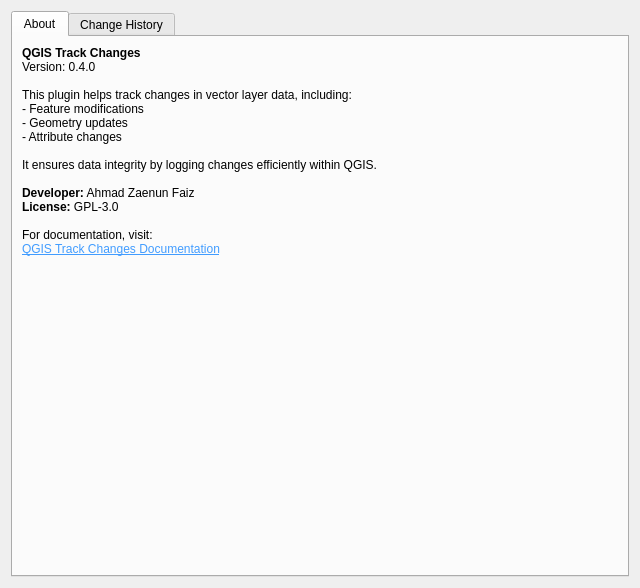
ahmadzfaiz/qgis-track-changes, file track_changes/ui/about_dialog.ui: the form before one commit.
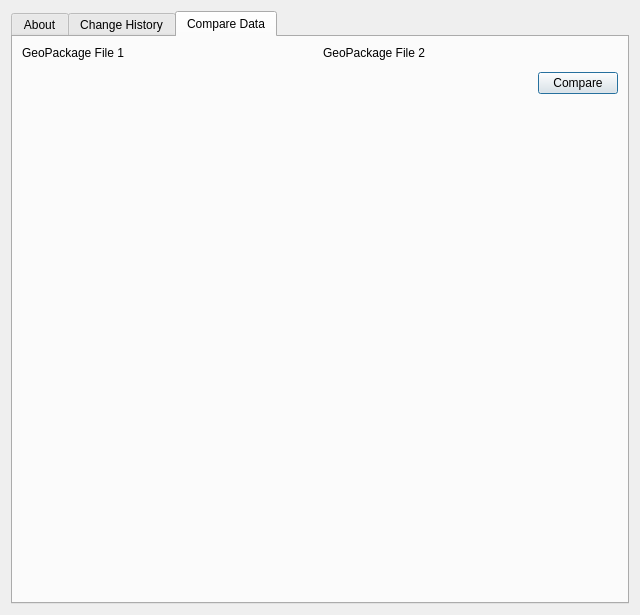
The form after the commit. The open tabs and pages were chosen to show the change. Custom widgets are drawn as their Qt base class.

Commit message: feat(data_comparison): add feature to compare gpkg data (#76)

```diff
--- a/track_changes/ui/about_dialog.ui
+++ b/track_changes/ui/about_dialog.ui
@@ -7,7 +7,7 @@
     <x>0</x>
     <y>0</y>
     <width>640</width>
-    <height>588</height>
+    <height>615</height>
    </rect>
   </property>
   <property name="windowTitle">
@@ -182,6 +182,97 @@
        </item>
       </layout>
      </widget>
+     <widget class="QWidget" name="compareData">
+      <attribute name="title">
+       <string>Compare Data</string>
+      </attribute>
+      <layout class="QGridLayout" name="gridLayout_6">
+       <item row="0" column="0">
+        <layout class="QVBoxLayout" name="verticalLayout_8">
+         <item>
+          <layout class="QHBoxLayout" name="horizontalLayout_4">
+           <item>
+            <layout class="QVBoxLayout" name="verticalLayout_4">
+             <item>
+              <widget class="QLabel" name="label_3">
+               <property name="text">
+                <string>GeoPackage File 1</string>
+               </property>
+              </widget>
+             </item>
+             <item>
+              <widget class="QgsFileWidget" name="file_compare_1"/>
+             </item>
+            </layout>
+           </item>
+           <item>
+            <layout class="QVBoxLayout" name="verticalLayout_5">
+             <item>
+              <widget class="QLabel" name="label_4">
+               <property name="text">
+                <string>GeoPackage File 2</string>
+               </property>
+              </widget>
+             </item>
+             <item>
+              <widget class="QgsFileWidget" name="file_compare_2"/>
+             </item>
+            </layout>
+           </item>
+          </layout>
+         </item>
+         <item>
+          <layout class="QVBoxLayout" name="verticalLayout_7">
+           <item>
+            <layout class="QHBoxLayout" name="horizontalLayout_3">
+             <item>
+              <spacer name="horizontalSpacer_2">
+               <property name="orientation">
+                <enum>Qt::Horizontal</enum>
+               </property>
+               <property name="sizeHint" stdset="0">
+                <size>
+                 <width>40</width>
+                 <height>20</height>
+                </size>
+               </property>
+              </spacer>
+             </item>
+             <item>
+              <widget class="QPushButton" name="compare_button">
+               <property name="text">
+                <string>Compare</string>
+               </property>
+              </widget>
+             </item>
+            </layout>
+           </item>
+           <item>
+            <layout class="QVBoxLayout" name="verticalLayout_6">
+             <item>
+              <layout class="QVBoxLayout" name="layout_compare"/>
+             </item>
+             <item>
+              <spacer name="verticalSpacer_3">
+               <property name="orientation">
+                <enum>Qt::Vertical</enum>
+               </property>
+               <property name="sizeHint" stdset="0">
+                <size>
+                 <width>20</width>
+                 <height>40</height>
+                </size>
+               </property>
+              </spacer>
+             </item>
+            </layout>
+           </item>
+          </layout>
+         </item>
+        </layout>
+       </item>
+      </layout>
+     </widget>
     </widget>
    </item>
   </layout>
```
The commit also changes 2 other files.
